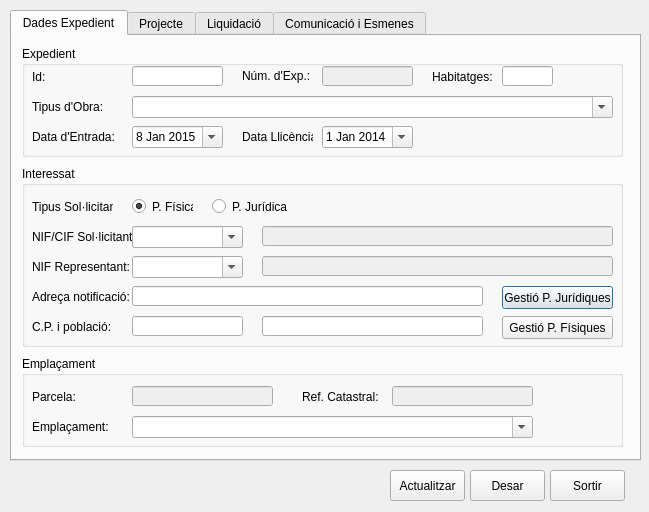
The window that src/exp_om.ui (daviderill/expedients) describes before a commit, drawn with Qt 5.
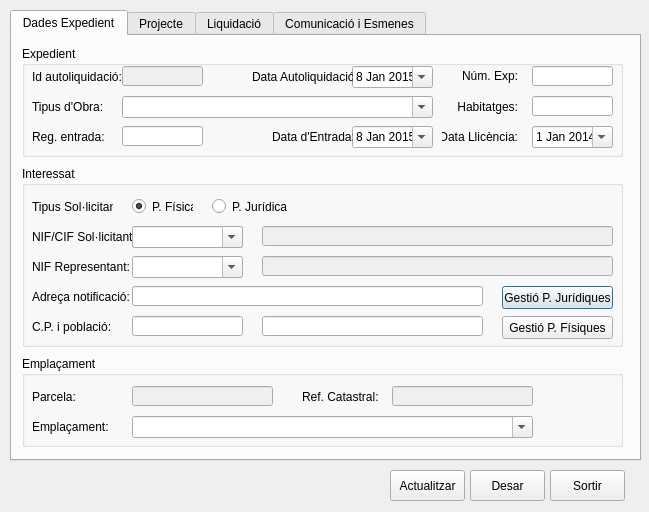
The same window after the commit.

Commit message: Several updates in tab 'Dades Expedient'

```diff
--- a/src/exp_om.ui
+++ b/src/exp_om.ui
@@ -50,25 +50,28 @@
      <widget class="QLabel" name="lblExp">
       <property name="geometry">
        <rect>
-        <x>220</x>
+        <x>440</x>
         <y>20</y>
-        <width>71</width>
+        <width>56</width>
         <height>20</height>
        </rect>
       </property>
       <property name="text">
-       <string>Núm. d'Exp.:</string>
+       <string>Núm. Exp:</string>
+      </property>
+      <property name="alignment">
+       <set>Qt::AlignRight|Qt::AlignTrailing|Qt::AlignVCenter</set>
       </property>
      </widget>
      <widget class="QLineEdit" name="txtNumExp">
       <property name="enabled">
-       <bool>false</bool>
+       <bool>true</bool>
       </property>
       <property name="geometry">
        <rect>
-        <x>300</x>
+        <x>510</x>
         <y>20</y>
-        <width>91</width>
+        <width>81</width>
         <height>20</height>
        </rect>
       </property>
@@ -92,9 +95,9 @@
      <widget class="QComboBox" name="cboTipus">
       <property name="geometry">
        <rect>
-        <x>110</x>
+        <x>100</x>
         <y>50</y>
-        <width>481</width>
+        <width>311</width>
         <height>22</height>
        </rect>
       </property>
@@ -108,9 +111,9 @@
      <widget class="QLineEdit" name="txtNumHab">
       <property name="geometry">
        <rect>
-        <x>480</x>
-        <y>20</y>
-        <width>51</width>
+        <x>510</x>
+        <y>50</y>
+        <width>81</width>
         <height>20</height>
        </rect>
       </property>
@@ -121,35 +124,41 @@
      <widget class="QLabel" name="lblHab">
       <property name="geometry">
        <rect>
-        <x>410</x>
-        <y>20</y>
-        <width>61</width>
+        <x>430</x>
+        <y>50</y>
+        <width>66</width>
         <height>21</height>
        </rect>
       </property>
       <property name="text">
        <string>Habitatges:</string>
       </property>
+      <property name="alignment">
+       <set>Qt::AlignRight|Qt::AlignTrailing|Qt::AlignVCenter</set>
+      </property>
      </widget>
      <widget class="QLabel" name="lblLl">
       <property name="geometry">
        <rect>
-        <x>220</x>
+        <x>420</x>
         <y>80</y>
-        <width>71</width>
+        <width>76</width>
         <height>21</height>
        </rect>
       </property>
       <property name="text">
        <string>Data Llicència:</string>
       </property>
+      <property name="alignment">
+       <set>Qt::AlignRight|Qt::AlignTrailing|Qt::AlignVCenter</set>
+      </property>
      </widget>
      <widget class="QDateEdit" name="dateLlicencia">
       <property name="geometry">
        <rect>
-        <x>300</x>
+        <x>510</x>
         <y>80</y>
-        <width>91</width>
+        <width>81</width>
         <height>22</height>
        </rect>
       </property>
@@ -192,11 +201,14 @@
       </property>
      </widget>
      <widget class="QLineEdit" name="txtId">
+      <property name="enabled">
+       <bool>false</bool>
+      </property>
       <property name="geometry">
        <rect>
-        <x>110</x>
+        <x>100</x>
         <y>20</y>
-        <width>91</width>
+        <width>81</width>
         <height>20</height>
        </rect>
       </property>
@@ -207,9 +219,9 @@
      <widget class="QDateEdit" name="dateEntrada">
       <property name="geometry">
        <rect>
-        <x>110</x>
+        <x>330</x>
         <y>80</y>
-        <width>91</width>
+        <width>81</width>
         <height>22</height>
        </rect>
       </property>
@@ -244,9 +256,9 @@
      <widget class="QLabel" name="lblEn">
       <property name="geometry">
        <rect>
-        <x>10</x>
+        <x>250</x>
         <y>80</y>
-        <width>91</width>
+        <width>81</width>
         <height>21</height>
        </rect>
       </property>
@@ -259,12 +271,88 @@
        <rect>
         <x>10</x>
         <y>20</y>
-        <width>41</width>
+        <width>91</width>
         <height>21</height>
        </rect>
       </property>
       <property name="text">
-       <string>Id:</string>
+       <string>Id autoliquidació:</string>
+      </property>
+     </widget>
+     <widget class="QDateEdit" name="dateLiquidacio">
+      <property name="geometry">
+       <rect>
+        <x>330</x>
+        <y>20</y>
+        <width>81</width>
+        <height>22</height>
+       </rect>
+      </property>
+      <property name="date">
+       <date>
+        <year>2015</year>
+        <month>1</month>
+        <day>8</day>
+       </date>
+      </property>
+      <property name="minimumDateTime">
+       <datetime>
+        <hour>0</hour>
+        <minute>0</minute>
+        <second>0</second>
+        <year>2000</year>
+        <month>1</month>
+        <day>1</day>
+       </datetime>
+      </property>
+      <property name="maximumDate">
+       <date>
+        <year>2099</year>
+        <month>12</month>
+        <day>31</day>
+       </date>
+      </property>
+      <property name="calendarPopup">
+       <bool>true</bool>
+      </property>
+     </widget>
+     <widget class="QLabel" name="lblDataLiquidacio">
+      <property name="geometry">
+       <rect>
+        <x>230</x>
+        <y>20</y>
+        <width>101</width>
+        <height>21</height>
+       </rect>
+      </property>
+      <property name="text">
+       <string>Data Autoliquidació:</string>
+      </property>
+     </widget>
+     <widget class="QLabel" name="lblEntrada">
+      <property name="geometry">
+       <rect>
+        <x>10</x>
+        <y>80</y>
+        <width>81</width>
+        <height>21</height>
+       </rect>
+      </property>
+      <property name="text">
+       <string>Reg. entrada:</string>
+      </property>
+     </widget>
+     <widget class="QLineEdit" name="txtEntrada">
+      <property name="geometry">
+       <rect>
+        <x>100</x>
+        <y>80</y>
+        <width>81</width>
+        <height>20</height>
+       </rect>
+      </property>
+      <property name="maxLength">
+       <number>5</number>
       </property>
      </widget>
     </widget>
```
Left out of the diff: 48 changed lines with no effect on the pictures. The commit also changes 6 other files.
